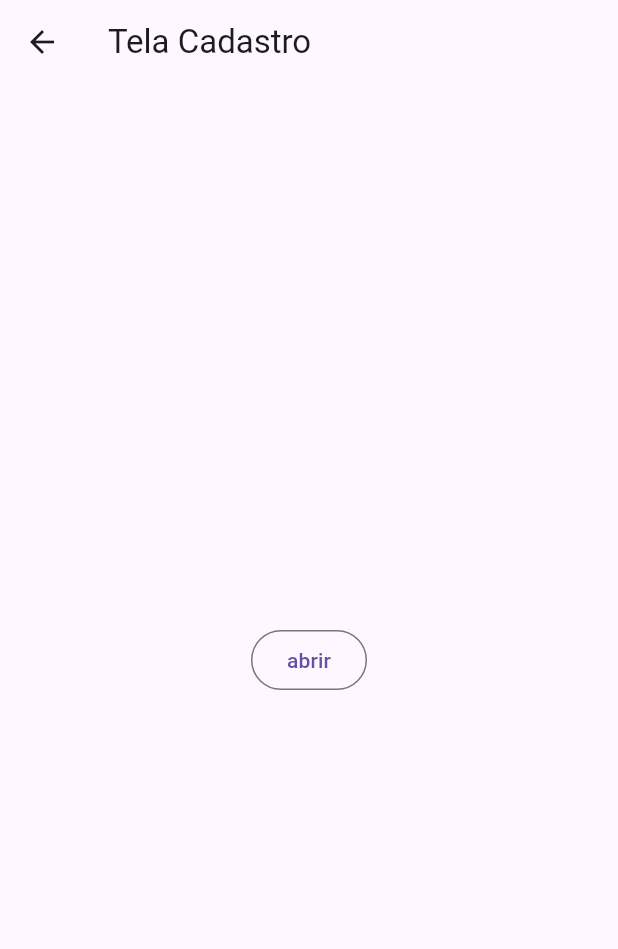
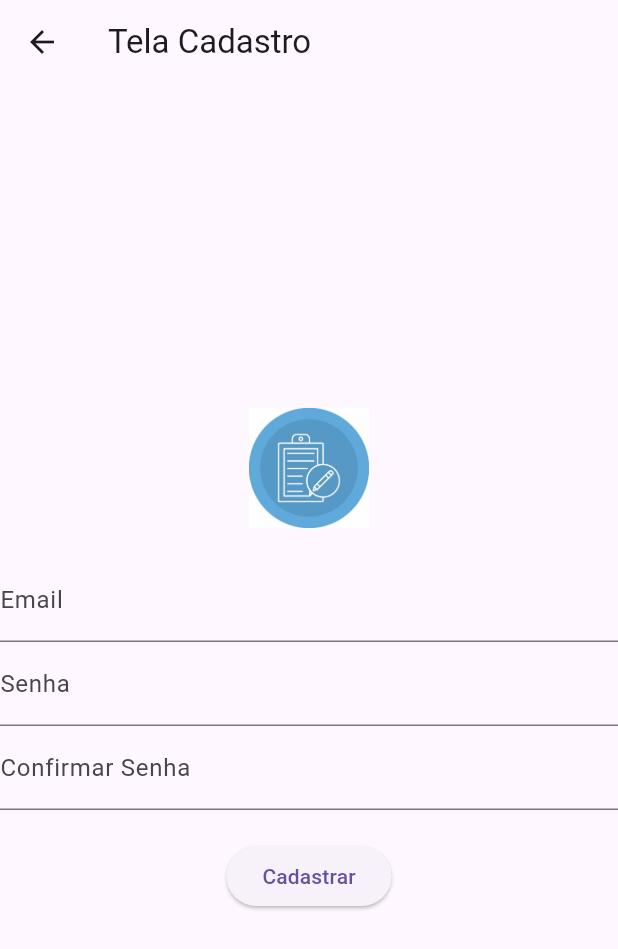
Before and after one commit to arthurms10/flutter_application_projeto, a Flutter app: the TelaCadastroView screen opened by its route, on a phone screen of 412 x 824 dp. Shown: the top 949 px of the screen. Run offline on Flutter 3.47's test engine with Material 3 defaults, Android fonts, the phone set to English and light mode, and no system bars; our stand-ins replace device_preview; missing offline and left inert: dart:js.

Commit message:
att_manha_4/04

```diff
--- a/lib/view/cadastro.dart
+++ b/lib/view/cadastro.dart
@@ -1,40 +1,95 @@
-// ignore_for_file: prefer_const_constructors, prefer_const_literals_to_create_immutables
-
 import 'package:flutter/material.dart';
 
 class TelaCadastroView extends StatefulWidget {
-  const TelaCadastroView({super.key});
+  const TelaCadastroView({Key? key}) : super(key: key);
 
   @override
   State<TelaCadastroView> createState() => _TelaCadastroViewState();
 }
 
 class _TelaCadastroViewState extends State<TelaCadastroView> {
+  final TextEditingController _emailController = TextEditingController();
+  final TextEditingController _passwordController = TextEditingController();
+  final TextEditingController _confirmPasswordController =
+      TextEditingController();
+
+  final GlobalKey<ScaffoldState> _scaffoldKey = GlobalKey<ScaffoldState>();
+
+  void _validateForm() {
+    String email = _emailController.text.trim();
+    String password = _passwordController.text.trim();
+    String confirmPassword = _confirmPasswordController.text.trim();
+    final emailValido =
+        RegExp(r'^[\w-\.]+@([\w-]+\.)+[\w-]{2,4}$').hasMatch(email);
+    if (email.isEmpty || password.isEmpty || confirmPassword.isEmpty) {
+      _showSnackBar('Por favor, preencha todos os campos.');
+      return;
+    }
+
+    if (password != confirmPassword) {
+      _showSnackBar('As senhas não coincidem.');
+      return;
+    }
+    if(email != emailValido){
+      _showSnackBar('O E-mail não possui o formato correto.');
+    }
+    // Aqui você pode adicionar lógica para processar os dados do formulário, como realizar o cadastro.
+
+    // Resetar os campos após o envio bem-sucedido ou falha
+    _emailController.clear();
+    _passwordController.clear();
+    _confirmPasswordController.clear();
+  }
+
+  void _showSnackBar(String message) {
+    ScaffoldMessenger.of(context).showSnackBar(SnackBar(content: Text(message)));
+  }
+
   @override
   Widget build(BuildContext context) {
     return Scaffold(
+      key: _scaffoldKey,
       appBar: AppBar(
         title: Text('Tela Cadastro'),
       ),
       body: Center(
-        child: Row(
+        child: Column(
           mainAxisAlignment: MainAxisAlignment.center,
           children: [
-            OutlinedButton(
-              onPressed: () {
-                //
-                // Navegação
-                //
-
-                var nome = 'João da Silva';
-
-                Navigator.pushNamed(
-                  context,
-                  'login',
-                  arguments: nome,
-                );
-              },
-              child: Text('abrir'),
+            Container(
+              margin: EdgeInsets.only(bottom: 20.0), // Defina a margem inferior aqui
+              child: SizedBox(
+                height: 80,
+                child: Image.asset(
+                  'lib/imagens/img2.jpg',
+                  fit: BoxFit.contain,
+                ),
+              ),
+            ),
+            TextField(
+              controller: _emailController,
+              decoration: InputDecoration(
+                labelText: 'Email',
+              ),
+            ),
+            TextField(
+              controller: _passwordController,
+              decoration: InputDecoration(
+                labelText: 'Senha',
+              ),
+              obscureText: true,
+            ),
+            TextField(
+              controller: _confirmPasswordController,
+              decoration: InputDecoration(
+                labelText: 'Confirmar Senha',
+              ),
+              obscureText: true,
+            ),
+            SizedBox(height: 20),
+            ElevatedButton(
+              onPressed: _validateForm,
+              child: Text('Cadastrar'),
             ),
           ],
         ),
--- a/lib/view/login.dart
+++ b/lib/view/login.dart
@@ -109,6 +109,8 @@ class _TelaLoginViewState extends State<TelaLoginView> {
                 TextButton(
                   onPressed: () {
                     // Ação para o botão de cadastrar
+                    Navigator.pushNamed(context,
+                     'cadastro');
                   },
                   child: const Text('Cadastrar'),
                 ),
```
Also changed, not shown: lib/view/sobre.dart (+32 -16 lines), lib/imagens/img2.jpg (added).
